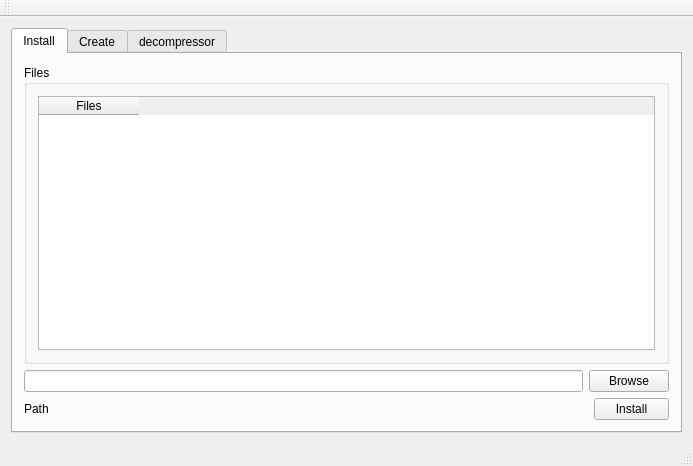
The window that qinstall.ui (netpipe/QInstall) describes before a commit, drawn with Qt 5.
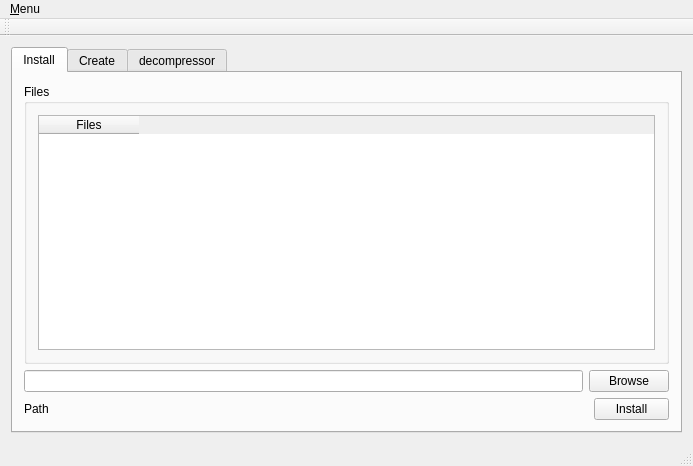
The same window after the commit. The open tabs and pages were chosen to show the change.

Diff of the .ui file:
```diff
--- a/qinstall.ui
+++ b/qinstall.ui
@@ -210,6 +210,13 @@
      <height>24</height>
     </rect>
    </property>
+   <widget class="QMenu" name="menuMenu">
+    <property name="title">
+     <string>&amp;Menu</string>
+    </property>
+    <addaction name="actionExit"/>
+   </widget>
+   <addaction name="menuMenu"/>
   </widget>
   <widget class="QToolBar" name="mainToolBar">
    <attribute name="toolBarArea">
```
Left out of the diff: 7 changed lines with no effect on the pictures.
